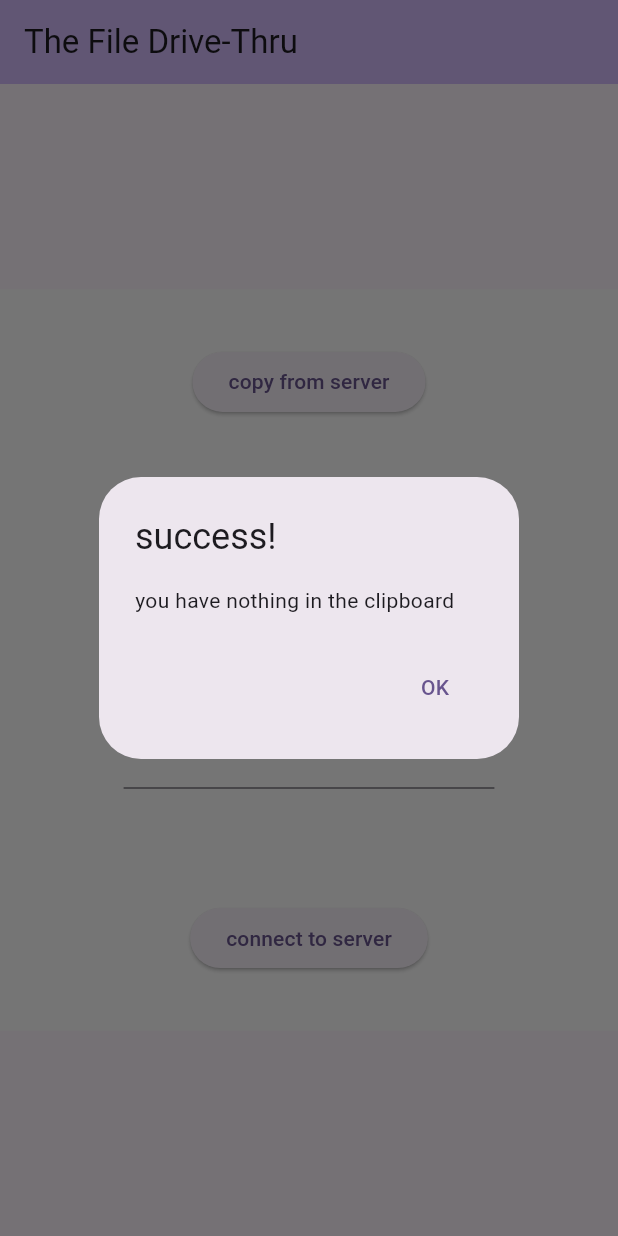
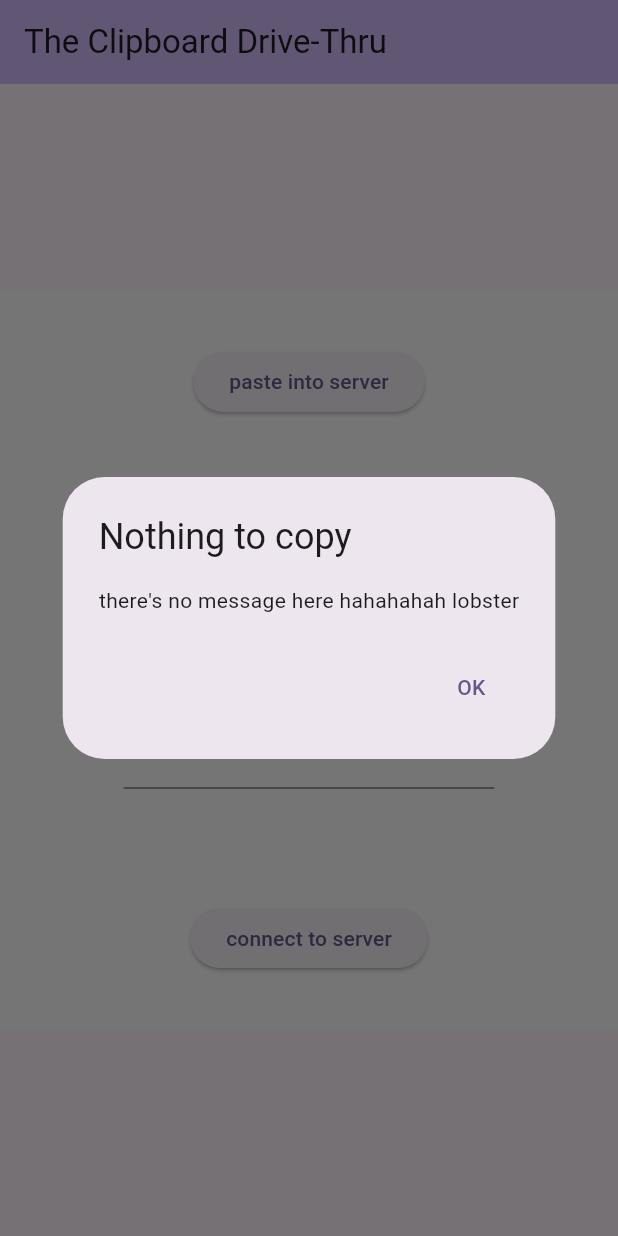
Before and after one commit to mrrsl/this-is-wendys, a Flutter app: the screen it shows after launch, after a tap on "copy from server", on a phone screen of 412 x 824 dp. Run offline on Flutter 3.47's test engine with Material 3 defaults, Android fonts, the light colour scheme and no system bars; missing offline and left inert: dart:ffi; network calls fail; statements that could not run were skipped.

Commit message:
can now copy text from server

```diff
--- a/flutter/mobile_gui/lib/main.dart
+++ b/flutter/mobile_gui/lib/main.dart
@@ -6,7 +6,7 @@
 WebsocketController ws = WebsocketController();
 
 void main() async {
-  await ws.pair();
+  await ws.pair("dn");
   runApp(const MyApp());
 }
 
@@ -36,7 +36,7 @@
         // tested with just a hot reload.
         colorScheme: ColorScheme.fromSeed(seedColor: Colors.deepPurple),
       ),
-      home: const MyHomePage(title: 'The File Drive-Thru'),
+      home: const MyHomePage(title: 'The Clipboard Drive-Thru'),
     );
   }
 }
@@ -103,32 +103,97 @@
               child: Column(
                 mainAxisAlignment: MainAxisAlignment.spaceAround,
                 children: [
+                  //paste text into server button
                   ElevatedButton(
                     onPressed: () async {
                       ClipboardData? clipboardData = await Clipboard.getData(
                         Clipboard.kTextPlain,
                       );
-                      String text =
-                          clipboardData?.text ??
-                          'you have nothing in the clipboard';
+                      String? text = clipboardData?.text;
+                      if (text != null) {
+                        ws.sendData(text);
+                      } else {
                         showDialog<String>(
                           context: context,
                           builder:
                               (BuildContext context) => AlertDialog(
-                              title: const Text('success!'),
-                              content: Text(text),
+                                title: const Text('Off to mcdonalds with you!'),
+                                content: Text("you didn't copy anything"),
                                 actions: <Widget>[
                                   TextButton(
-                                  onPressed: () => Navigator.pop(context, 'OK'),
+                                    onPressed:
+                                        () => Navigator.pop(context, 'OK'),
+                                    child: const Text('OK'),
+                                  ),
+                                ],
+                              ),
+                        );
+                      }
+                    },
+                    child: const Text('paste into server'),
+                  ),
+
+                  //copy server text button
+                  ElevatedButton(
+                    onPressed: () {
+                      if (ws.receivedMessage != defaultMessage) {
+                        Clipboard.setData(
+                          ClipboardData(text: ws.receivedMessage),
+                        );
+                      } else {
+                        showDialog<String>(
+                          context: context,
+                          builder:
+                              (BuildContext context) => AlertDialog(
+                                title: const Text('Nothing to copy'),
+                                content: Text(ws.receivedMessage),
+                                actions: <Widget>[
+                                  TextButton(
+                                    onPressed:
+                                        () => Navigator.pop(context, 'OK'),
+                                    child: const Text('OK'),
+                                  ),
+                                ],
+                              ),
+                        );
+                      }
+                    },
+                    child: const Text('copy from server'),
+                  ),
+
+                  //pairing key text field
+                  Container(
+                    margin: EdgeInsets.fromLTRB(
+                      MediaQuery.of(context).size.width * 0.2,
+                      0,
+                      MediaQuery.of(context).size.width * 0.2,
+                      0,
+                    ),
+                    child: TextField(
+                      onSubmitted: (text) {
+                        ws.pair(text);
+                        showDialog<String>(
+                          context: context,
+                          builder:
+                              (BuildContext context) => AlertDialog(
+                                title: const Text('Pairing key updated'),
+                                content: const Text(
+                                  'doesn\'t that just make you happy',
+                                ),
+                                actions: <Widget>[
+                                  TextButton(
+                                    onPressed:
+                                        () => Navigator.pop(context, 'OK'),
                                     child: const Text('OK'),
                                   ),
                                 ],
                               ),
                         );
                       },
-                    child: const Text('copy from server'),
-                  ), //copy server text button
+                    ),
+                  ),
 
+                  //connect to server button
                   ElevatedButton(
                     onPressed: () {
                       showDialog<String>(
@@ -141,64 +206,13 @@
                               content: const Text('cope and seethe ig'),
                               actions: <Widget>[
                                 TextButton(
-                                  onPressed: () => Navigator.pop(context, 'OK'),
+                                  onPressed:
+                                      () => {Navigator.pop(context, 'OK')},
                                   child: const Text('OK'),
                                 ),
                               ],
                             ),
                       );
-                    },
-                    child: const Text('paste into server'),
-                  ), //paste into server button
-                  Container(
-                    margin: EdgeInsets.fromLTRB(
-                      MediaQuery.of(context).size.width * 0.2,
-                      0,
-                      MediaQuery.of(context).size.width * 0.2,
-                      0,
-                    ),
-                    child: TextField(
-                      onSubmitted: (text) {
-                        showDialog<String>(
-                          context: context,
-                          builder:
-                              (BuildContext context) => AlertDialog(
-                                title: const Text(
-                                  'we haven\'t made the server yet lololololo',
-                                ),
-                                content: const Text('cope and seethe ig'),
-                                actions: <Widget>[
-                                  TextButton(
-                                    onPressed:
-                                        () => Navigator.pop(context, 'OK'),
-                                    child: const Text('OK'),
-                                  ),
-                                ],
-                              ),
-                        );
-                      },
-                    ),
-                  ),
-                  ElevatedButton(
-                    onPressed: () {
-                      ws.sendData();
-                      // showDialog<String>(
-                      //   context: context,
-                      //   builder:
-                      //       (BuildContext context) => AlertDialog(
-                      //         title: const Text(
-                      //           'we haven\'t made the server yet lololololo',
-                      //         ),
-                      //         content: const Text('cope and seethe ig'),
-                      //         actions: <Widget>[
-                      //           TextButton(
-                      //             onPressed:
-                      //                 () => {Navigator.pop(context, 'OK')},
-                      //             child: const Text('OK'),
-                      //           ),
-                      //         ],
-                      //       ),
-                      // );
                     },
                     child: const Text('connect to server'),
                   ), //connect button
@@ -215,4 +229,31 @@
     ClipboardData? data = await Clipboard.getData(Clipboard.kTextPlain);
     return data?.text;
   }
+
+  void HandleError(BuildContext context) {
+    showDialog(
+      context: context,
+      builder: (BuildContext context) {
+        return AlertDialog(
+          title: const Text('server fucked up'),
+          content: const Text('This is the content of your alert dialog.'),
+          actions: <Widget>[
+            TextButton(
+              child: const Text('Cancel'),
+              onPressed: () {
+                Navigator.of(context).pop(); // Dismiss the dialog
+              },
+            ),
+            TextButton(
+              child: const Text('OK'),
+              onPressed: () {
+                // Perform an action when OK is pressed
+                Navigator.of(context).pop(); // Dismiss the dialog
+              },
+            ),
+          ],
+        );
+      },
+    );
   }
+}
--- a/flutter/mobile_gui/lib/websocket_controller.dart
+++ b/flutter/mobile_gui/lib/websocket_controller.dart
@@ -4,34 +4,40 @@ import 'dart:io';
 import 'package:flutter/material.dart';
 import 'package:web_socket_channel/web_socket_channel.dart';
 
+const defaultMessage = "there's no message here hahahahah lobster";
+
 class WebsocketController {
   var wsChannel;
+  String url = "";
+  String receivedMessage = defaultMessage;
+
   //if you don't care about return value just make it happy
-  Future<Void?> pair() async {
+  Future<Void?> pair(String pairingCode) async {
     // Treat this like a pairing code
-    const pairingCode = "dn";
-    const url =
+    url =
         "wss://this-is-wendys-socket-service-dkc8eyd7bzc9hndh.canadacentral-01.azurewebsites.net/ws?group=$pairingCode";
 
     wsChannel = WebSocketChannel.connect(Uri.parse(url));
     await wsChannel.ready;
-    print("connected??");
+    print(pairingCode);
 
     wsChannel.stream.listen(
       (message) {
         print("method being called");
-        print("message received!! $message");
+        print("message received!! \"$message\"");
+        receivedMessage = message;
       },
       onError: (error) {
-        print("fuckwit");
+        print("there was an error");
       },
     );
   }
 
-  void sendData() {
-    print("data sent!");
-    wsChannel.sink.add('ping');
+  void sendData(String s) {
+    wsChannel.sink.add(s);
   }
 
-  void ready() async {}
+  void changePairingKey(String key) {
+    pair(key);
+  }
 }
```
Lines whose indentation alone changed are shown as unchanged.
